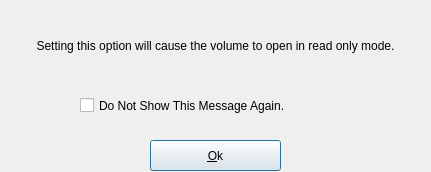
The window that src/readonlywarning.ui (mhogomchungu/cryfs-gui) describes before a commit, drawn with Qt 5.
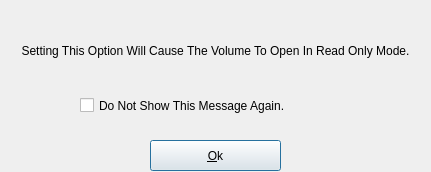
The same window after the commit.

```diff
--- a/src/readonlywarning.ui
+++ b/src/readonlywarning.ui
@@ -29,14 +29,14 @@
   <widget class="QLabel" name="label">
    <property name="geometry">
     <rect>
-     <x>10</x>
+     <x>20</x>
      <y>10</y>
-     <width>411</width>
-     <height>71</height>
+     <width>391</width>
+     <height>81</height>
     </rect>
    </property>
    <property name="text">
-    <string>Setting this option will cause the volume to open in read only mode.</string>
+    <string>Setting This Option Will Cause The Volume To Open In Read Only Mode.</string>
    </property>
    <property name="alignment">
     <set>Qt::AlignCenter</set>
```
